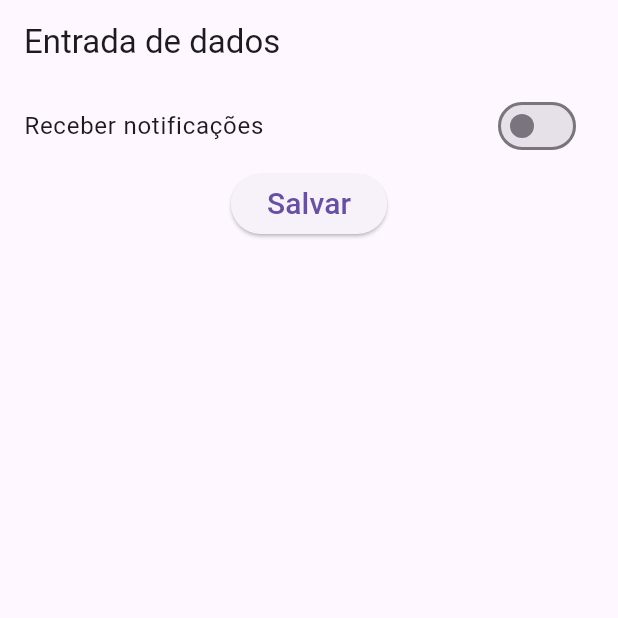
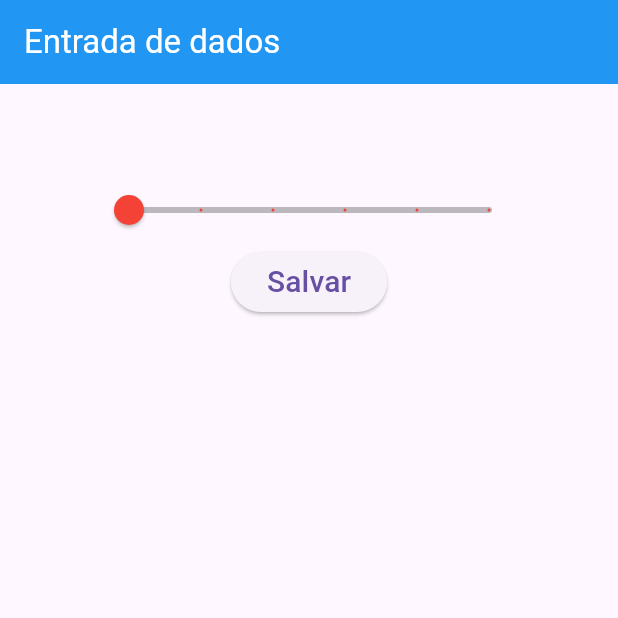
Before and after one commit to BRADDTELES/Formacao-Flutter, a Flutter app: the screen it shows after launch, after a tap on "Salvar", on a phone screen of 412 x 824 dp, the top half of it. Run offline on Flutter 3.47's test engine with Material 3 defaults, Android fonts, the phone set to English and light mode, and no system bars.

Commit message:
Utilizando Slider

```diff
--- /dev/null
+++ b/entrada_dados/lib/EntradaSlider.dart
@@ -0,0 +1,66 @@
+import 'package:flutter/material.dart';
+
+class EntradaSlider extends StatefulWidget {
+  const EntradaSlider({super.key});
+
+  @override
+  State<EntradaSlider> createState() => _EntradaSliderState();
+}
+
+class _EntradaSliderState extends State<EntradaSlider> {
+
+  //double valor = 5;
+  double valor = 0;
+  //String label = "Valor selecionado";
+  String label = "0.0";
+
+  @override
+  Widget build(BuildContext context) {
+    return Scaffold(
+      appBar: AppBar(
+        title: Text(
+            "Entrada de dados",
+          style: TextStyle(color: Colors.white),
+        ),
+        backgroundColor: Colors.blue,
+      ),
+      body: Container(
+        padding: EdgeInsets.all(60),
+        child: Column(
+          children: [
+
+            Slider(
+                value: valor,
+                min: 0,
+                max: 10,
+                label: label,
+                divisions: 5,
+                activeColor: Colors.red,
+                inactiveColor: Colors.black26,
+                onChanged: (double novoValor){
+                  setState(() {
+                    valor = novoValor;
+                    //label = "Valor selecionado " + novoValor.toString();
+                    label = novoValor.toString();
+                  });
+                  //print("Valor selecionado: " + novoValor.toString());
+                }
+            ),
+            ElevatedButton(
+              child: Text(
+                "Salvar",
+                style: TextStyle(
+                    fontSize: 20
+                ),
+              ),
+              onPressed: (){
+                print("Valor selecionado: " + valor.toString());
+              },
+            ),
+
+          ],
+        ),
+      ),
+    );
+  }
+}
--- a/entrada_dados/lib/main.dart
+++ b/entrada_dados/lib/main.dart
@@ -3,6 +3,7 @@ import 'package:flutter/material.dart';
 
 import 'EntradaCheckbox.dart';
 import 'EntradaRadioButton.dart';
+import 'EntradaSlider.dart';
 import 'EntradaSwitch.dart';
 
 void main() {
@@ -11,7 +12,8 @@ void main() {
       //home: Campotexto(),
       //home: EntradaCheckbox(),
       //home: EntradaRadioButton(),
-      home: EntradaSwitch(),
+      //home: EntradaSwitch(),
+      home: EntradaSlider(),
     )
   );
 }
```
